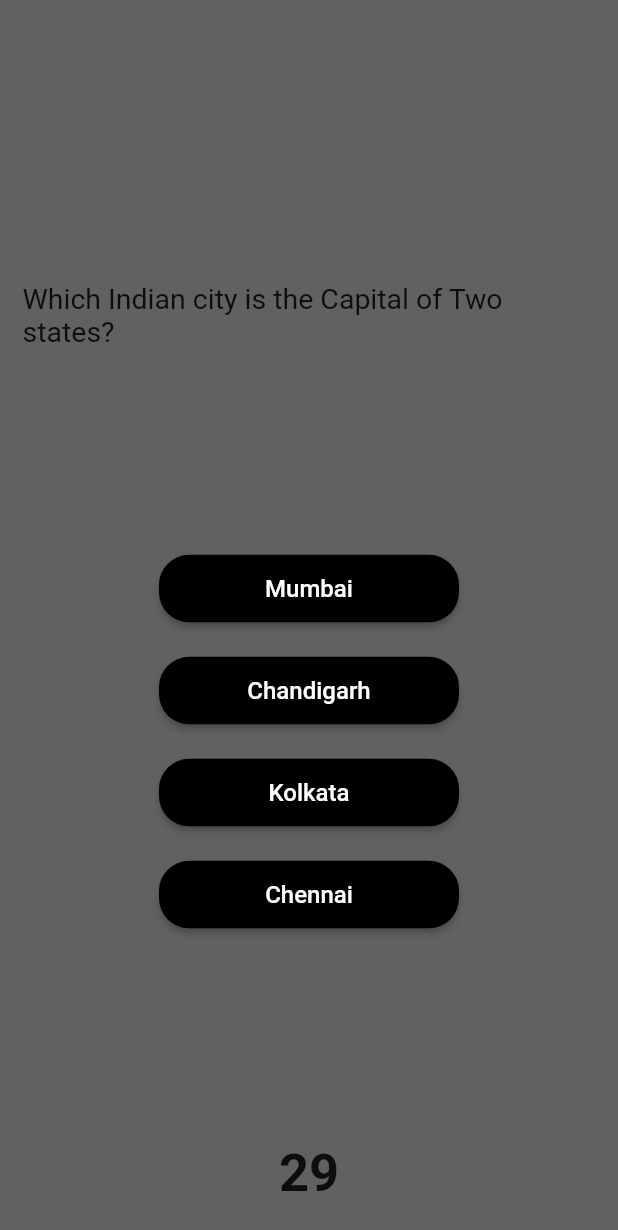
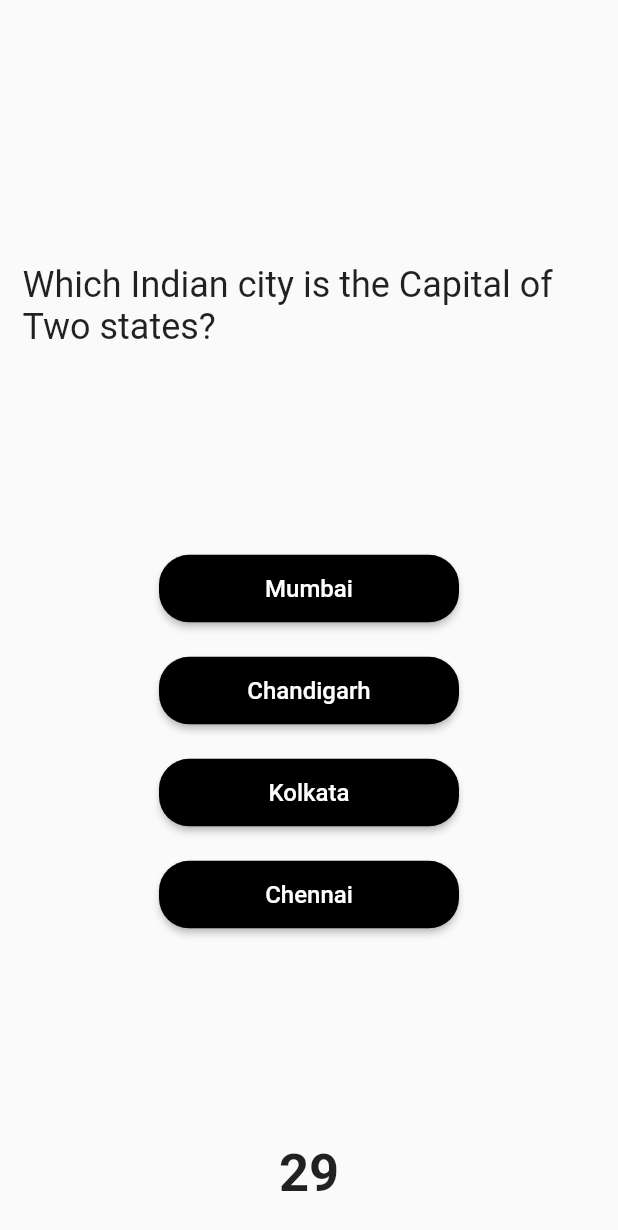
Before and after one commit to nischala342/QuizBuzz, a Flutter app: the getjson screen opened directly with empty values, on a phone screen of 412 x 824 dp. Shown: the top 1230 px of the screen. Run offline on Flutter 3.47's test engine with Material 2 defaults, Android fonts, the phone set to English and light mode, and no system bars; Roboto replaces fonts that are missing (Slabo27px).

Commit message:
quizzes and font size

```diff
--- a/lib/quizpage.dart
+++ b/lib/quizpage.dart
@@ -14,14 +14,28 @@ class getjson extends StatelessWidget {
   String assettoload;
   //sets the assest to particular json file and opens it
   setasset() {
-    if (langname == "Python") {
-      assettoload = "assets/python.json";
-    } else if (langname == "Java") {
-      assettoload = "assets/java.json";
-    } else if (langname == "JavaScript") {
-      assettoload = "assets/javascript.json";
-    } else if (langname == "Cpp") {
-      assettoload = "assets/cpp.json";
+    if (langname == "Australia") {
+      assettoload = "assets/australia.json";
+    } else if (langname == "Canada") {
+      assettoload = "assets/canada.json";
+    } else if (langname == "France") {
+      assettoload = "assets/france.json";
+    } else if (langname == "India") {
+      assettoload = "assets/india.json";
+    } else if (langname == "Italy") {
+      assettoload = "assets/italy.json";
+    } else if (langname == "Japan") {
+      assettoload = "assets/japan.json";
+    } else if (langname == "Nigeria") {
+      assettoload = "assets/nigeria.json";
+    } else if (langname == "Russia") {
+      assettoload = "assets/russia.json";
+    } else if (langname == "South Africa") {
+      assettoload = "assets/southafrica.json";
+    } else if (langname == "UK") {
+      assettoload = "assets/uk.json";
+    } else if (langname == "USA") {
+      assettoload = "assets/usa.json";
     } else {
       assettoload = "assets/india.json";
     }
@@ -214,7 +228,7 @@ class _QuizPageState extends State<QuizPage> {
                 ));
       },
       child: Scaffold(
-        backgroundColor: Colors.grey[700],
+        backgroundColor: Colors.grey[50],
         body: Column(
           children: <Widget>[
             Expanded(
@@ -225,7 +239,7 @@ class _QuizPageState extends State<QuizPage> {
                 child: Text(
                   mydata[0][i.toString()],
                   style: TextStyle(
-                    fontSize: 19.0,
+                    fontSize: 24.0,
                     fontFamily: "Slabo27px",
                   ),
                 ),
```
